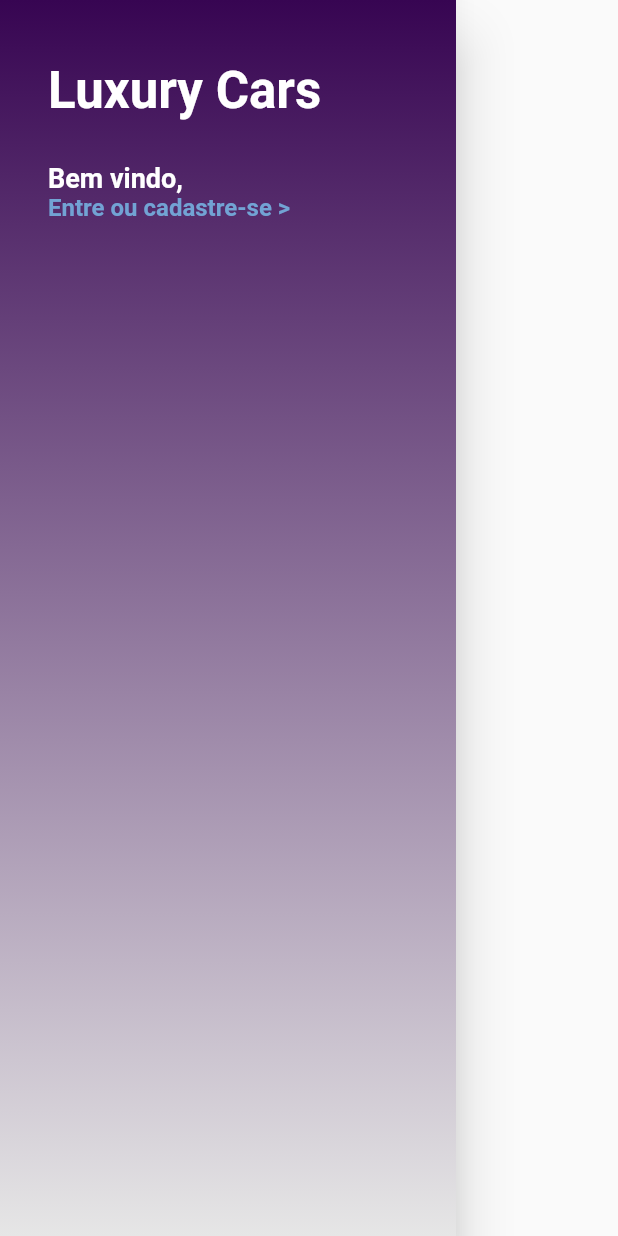
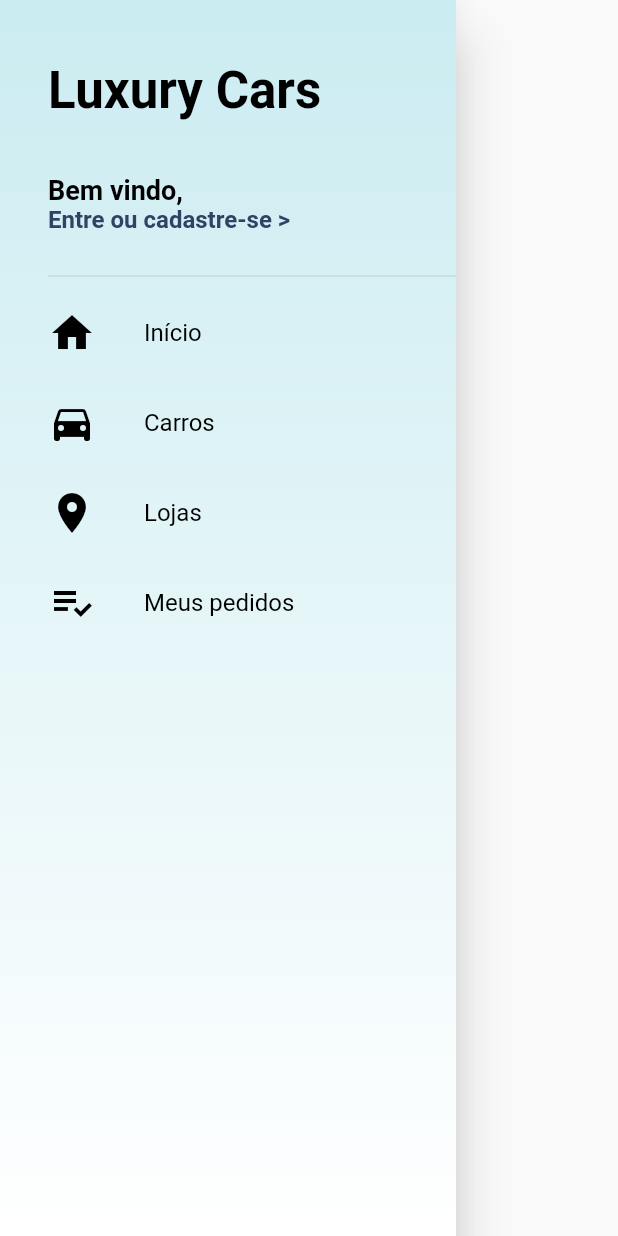
Before and after one commit to brunoTrind4d3/loja_virtual_flutter, a Flutter app: the CustomDrawer widget shown alone on an empty page, opened directly, on a phone screen of 412 x 824 dp. Run offline on Flutter 3.47's test engine with Material 2 defaults, Android fonts, the phone set to English and light mode, and no system bars; our stand-ins replace cloud_firestore, transparent_image; accounts and stored records are empty.

Commit message:
Cria tiles no drawer

```diff
--- a/lib/main.dart
+++ b/lib/main.dart
@@ -10,7 +10,7 @@ class MyApp extends StatelessWidget {
       title: 'Loja Flutter',
       theme: ThemeData(
         primarySwatch: Colors.blue,
-        primaryColor: Color.fromARGB(255, 114, 163, 212)
+        primaryColor: Color.fromARGB(255, 45, 68, 102)
       ),
         debugShowCheckedModeBanner: false,
         home: HomeScreen()
--- a/lib/tabs/home_tab.dart
+++ b/lib/tabs/home_tab.dart
@@ -9,7 +9,7 @@ class HomeTab extends StatelessWidget {
     Widget _buildBodyBack() => Container(
           decoration: BoxDecoration(
             gradient: LinearGradient(colors: [
-              Color.fromARGB(255, 55, 5, 82),
+              Color.fromARGB(255, 8, 36, 61),
               Color.fromARGB(255, 230, 230, 230)
             ], begin: Alignment.topLeft, end: Alignment.bottomRight),
           ),
--- /dev/null
+++ b/lib/tiles/drawer_tile.dart
@@ -0,0 +1,40 @@
+import 'package:flutter/material.dart';
+
+class DrawerTile extends StatelessWidget {
+  final IconData icon;
+  final String text;
+
+  DrawerTile(this.icon, this.text);
+
+  @override
+  Widget build(BuildContext context) {
+    return Material(
+      color: Colors.transparent,
+      child: InkWell(
+        onTap: (){},
+        child: Container(
+          height: 60.0,
+          child: Row(
+            children: <Widget>[
+              Icon(
+                icon,
+                size: 32.0,
+                color: Colors.black,
+              ),
+              SizedBox(
+                width: 32.0,
+              ),
+              Text(
+                text,
+                style: TextStyle(
+                  fontSize: 16.0,
+                  color: Colors.black
+                ),
+              ),
+            ],
+          ),
+        ),
+      ),
+    );
+  }
+}
--- a/lib/widgets/custom_drawer.dart
+++ b/lib/widgets/custom_drawer.dart
@@ -1,4 +1,5 @@
 import 'package:flutter/material.dart';
+import 'package:loja_virtual/tiles/drawer_tile.dart';
 
 class CustomDrawer extends StatelessWidget {
   @override
@@ -6,8 +7,8 @@ class CustomDrawer extends StatelessWidget {
     Widget _buildDrawerBack() => Container(
           decoration: BoxDecoration(
             gradient: LinearGradient(colors: [
-              Color.fromARGB(255, 55, 5, 82),
-              Color.fromARGB(255, 230, 230, 230)
+              Color.fromARGB(255, 203, 236, 241),
+              Color.fromARGB(255, 255, 255, 255)
             ], begin: Alignment.topCenter, end: Alignment.bottomCenter),
           ),
         );
@@ -20,9 +21,9 @@ class CustomDrawer extends StatelessWidget {
             padding: EdgeInsets.only(left: 32.0, top: 16.0),
             children: <Widget>[
               Container(
-                margin: EdgeInsets.only(bottom: 8.0),
-                padding: EdgeInsets.fromLTRB(0.0, 16.0, 16.0, 8.0),
-                height: 170.0,
+                margin: EdgeInsets.only(bottom: 0.0),
+                padding: EdgeInsets.fromLTRB(0.0, 16.0, 16.0, 0.0),
+                height: 160.0,
                 child: Stack(
                   children: <Widget>[
                     Positioned(
@@ -32,12 +33,12 @@ class CustomDrawer extends StatelessWidget {
                           style: TextStyle(
                             fontSize: 34.0,
                             fontWeight: FontWeight.bold,
-                            color: Colors.white,
+                            color: Colors.black,
                           )),
                     ),
                     Positioned(
                       left: 0.0,
-                      bottom: 30.0,
+                      bottom: 20.0,
                       child: Column(
                         crossAxisAlignment: CrossAxisAlignment.start,
                         children: <Widget>[
@@ -46,7 +47,7 @@ class CustomDrawer extends StatelessWidget {
                             style: TextStyle(
                                 fontSize: 18.0,
                                 fontWeight: FontWeight.bold,
-                                color: Colors.white),
+                                color: Colors.black),
                           ),
                           GestureDetector(
                             child: Text(
@@ -63,7 +64,12 @@ class CustomDrawer extends StatelessWidget {
                     ),
                   ],
                 ),
-              )
+              ),
+              Divider(),
+              DrawerTile(Icons.home, "Início"),
+              DrawerTile(Icons.directions_car, "Carros"),
+              DrawerTile(Icons.location_on, "Lojas"),
+              DrawerTile(Icons.playlist_add_check, "Meus pedidos"),
             ],
           ),
         ],
```
